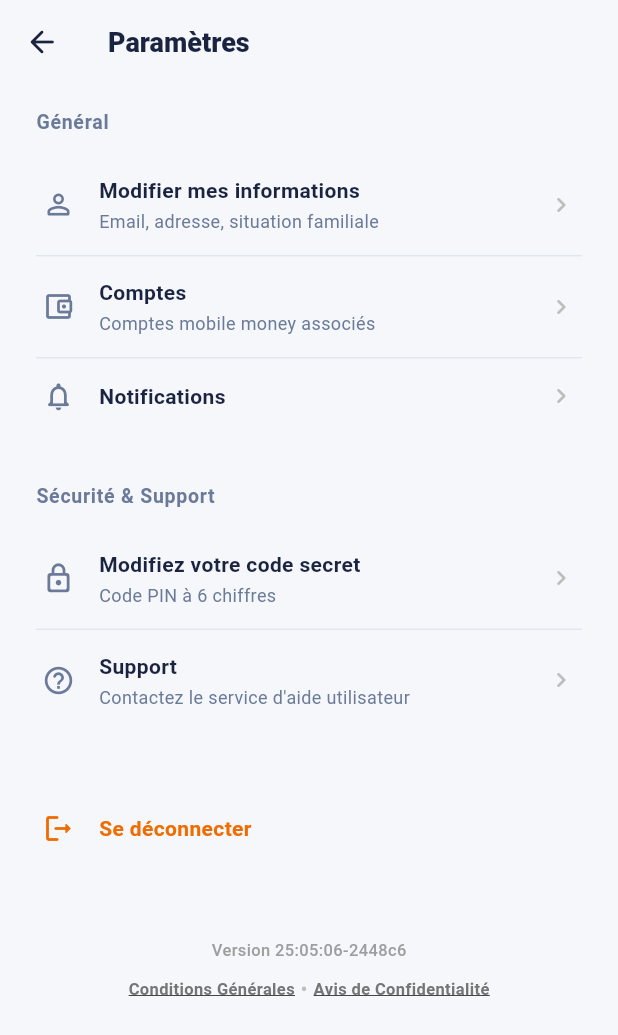
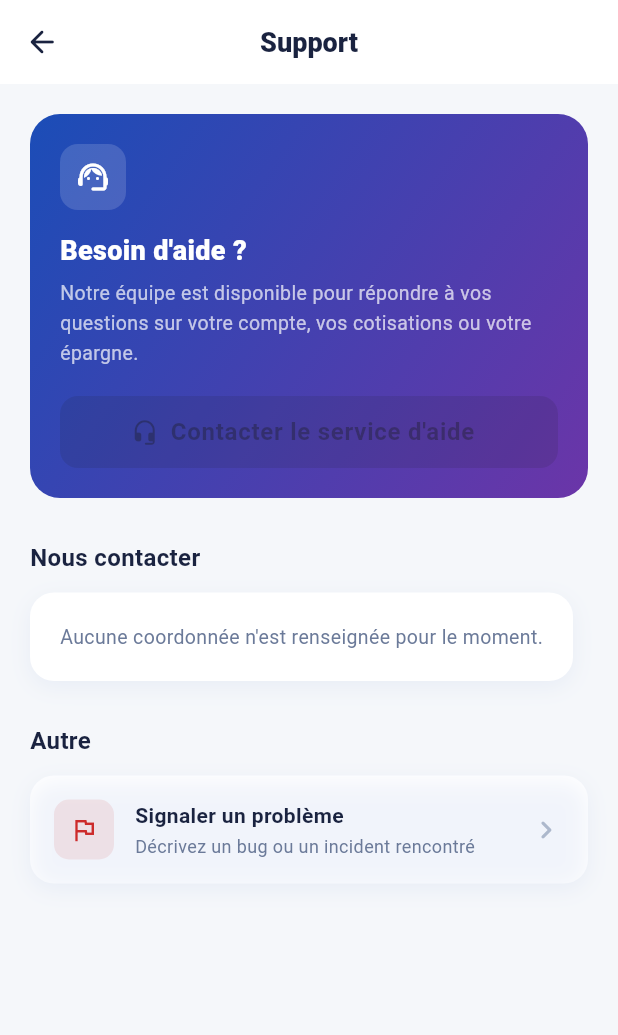
Before and after one commit to chambo14/e-beb, a Flutter app: the SettingsPage screen opened directly, after a tap on "Support", on a phone screen of 412 x 824 dp. Shown: the top 1035 px of the screen. Run offline on Flutter 3.47's test engine with Material 3 defaults, Android fonts, the phone set to English and light mode, and no system bars; our stand-ins replace dio, flutter_riverpod, flutter_secure_storage, image_picker, qr_flutter; accounts and stored records are empty; network calls fail.

Commit message:
aide et support

```diff
--- a/lib/core/config/app_config.dart
+++ b/lib/core/config/app_config.dart
@@ -7,8 +7,8 @@ class AppConfig {
 
   static const String baseUrl = String.fromEnvironment(
     'EBEB_API_BASE_URL',
-    defaultValue: 'https://ebebfinance.com/api',
-    // defaultValue: 'http://localhost:8000/api',
+    // defaultValue: 'https://ebebfinance.com/api',
+    defaultValue: 'http://localhost:8000/api',
   );
 
   /// Active les logs détaillés des requêtes HTTP.
--- a/lib/core/network/api_endpoints.dart
+++ b/lib/core/network/api_endpoints.dart
@@ -67,6 +67,9 @@ class ApiEndpoints {
   // ---------------------------------------------------------------- Pages CMS
   static String page(String type) => '/espace-utilisateur/pages/$type';
 
+  // ---------------------------------------------------------------- Support
+  static const String supportSignaler = '/espace-utilisateur/support/signaler';
+
   // ---------------------------------------------------------------- Public
   static const String infosPlateforme =
       '/administration/public/infos-plateforme';
--- /dev/null
+++ b/lib/data/repositories/support_repository_impl.dart
@@ -0,0 +1,14 @@
+import '../../domain/repositories/support_repository.dart';
+import '../datasources/support_remote_datasource.dart';
+
+class SupportRepositoryImpl implements SupportRepository {
+  final SupportRemoteDataSource _remote;
+
+  const SupportRepositoryImpl(this._remote);
+
+  @override
+  Future<String> signaler(String description) async {
+    final reponse = await _remote.signaler(description);
+    return reponse.message ?? 'Votre signalement a été transmis.';
+  }
+}
--- a/lib/domain/entities/infos_plateforme.dart
+++ b/lib/domain/entities/infos_plateforme.dart
@@ -9,12 +9,23 @@ class InfosPlateforme {
   final String? logoFaviconUrl;
   final String? iconeApplicationUrl;
 
+  /// Coordonnées de contact — affichées par l'écran « Support », modifiables
+  /// depuis le panel d'administration sans mise à jour de l'application.
+  final String? emailContact;
+  final String? telephoneContact;
+  final String? whatsapp;
+  final String? siteWeb;
+
   const InfosPlateforme({
     required this.nomPlateforme,
     this.slogan,
     this.logoPrincipalUrl,
     this.logoFaviconUrl,
     this.iconeApplicationUrl,
+    this.emailContact,
+    this.telephoneContact,
+    this.whatsapp,
+    this.siteWeb,
   });
 
   static const defaut = InfosPlateforme(
@@ -32,6 +43,10 @@ class InfosPlateforme {
       logoPrincipalUrl: Json.texte(json, ['logo_principal_url', 'logo_url']),
       logoFaviconUrl: Json.texte(json, ['logo_favicon_url']),
       iconeApplicationUrl: Json.texte(json, ['icone_application_url']),
+      emailContact: Json.texte(json, ['email_contact']),
+      telephoneContact: Json.texte(json, ['telephone_contact']),
+      whatsapp: Json.texte(json, ['whatsapp']),
+      siteWeb: Json.texte(json, ['site_web']),
     );
   }
 }
--- /dev/null
+++ b/lib/domain/repositories/support_repository.dart
@@ -0,0 +1,5 @@
+/// Contrat du support utilisateur.
+abstract class SupportRepository {
+  /// Signale un problème ; renvoie le message de confirmation du back-end.
+  Future<String> signaler(String description);
+}
--- a/lib/features/auth/screens/settings_page.dart
+++ b/lib/features/auth/screens/settings_page.dart
@@ -7,6 +7,7 @@ import '../../../presentation/providers/session_provider.dart';
 import '../../home/screens/comptes_mobile_money_screen.dart';
 import '../../home/screens/page_contenu_screen.dart';
 import '../../notifications/screens/notifications_screen.dart';
+import '../../support/screens/support_screen.dart';
 import 'profil_edit_sheet.dart';
 
 class SettingsPage extends ConsumerWidget {
@@ -128,9 +129,9 @@ class SettingsPage extends ConsumerWidget {
                 icon: Icons.help_outline_rounded,
                 title: "Support",
                 subtitle: "Contactez le service d'aide utilisateur",
-                onTap: () {
-                  // Ouverture du canal de support
-                },
+                onTap: () => Navigator.of(context).push(
+                  MaterialPageRoute(builder: (_) => const SupportScreen()),
+                ),
               ),
 
               const SizedBox(height: 40),
--- /dev/null
+++ b/lib/features/support/screens/support_screen.dart
@@ -0,0 +1,566 @@
+import 'package:flutter/material.dart';
+import 'package:flutter_riverpod/flutter_riverpod.dart';
+import 'package:url_launcher/url_launcher.dart';
+
+import '../../../core/constants/app_colors.dart';
+import '../../../core/network/api_exception.dart';
+import '../../../domain/entities/infos_plateforme.dart';
+import '../../../presentation/providers/plateforme_providers.dart';
+import '../../../presentation/providers/repository_providers.dart';
+
+/// Écran « Support » — aide, coordonnées de contact réelles (récupérées du
+/// back-end, modifiables sans mise à jour de l'app) et signalement d'un
+/// problème.
+class SupportScreen extends ConsumerWidget {
+  const SupportScreen({super.key});
+
+  @override
+  Widget build(BuildContext context, WidgetRef ref) {
+    final infosAsync = ref.watch(infosPlateformeProvider);
+
+    return Scaffold(
+      backgroundColor: AppColors.background,
+      appBar: AppBar(
+        backgroundColor: AppColors.white,
+        elevation: 0,
+        leading: IconButton(
+          icon: const Icon(Icons.arrow_back_rounded,
+              color: AppColors.textPrimary),
+          onPressed: () => Navigator.pop(context),
+        ),
+        title: const Text(
+          'Support',
+          style: TextStyle(
+            color: AppColors.textPrimary,
+            fontWeight: FontWeight.w800,
+            fontSize: 18,
+          ),
+        ),
+        centerTitle: true,
+      ),
+      body: SafeArea(
+        child: infosAsync.when(
+          loading: () => const Center(child: CircularProgressIndicator()),
+          error: (erreur, _) => _SupportBody(infos: InfosPlateforme.defaut),
+          data: (infos) => _SupportBody(infos: infos),
+        ),
+      ),
+    );
+  }
+}
+
+class _SupportBody extends StatelessWidget {
+  final InfosPlateforme infos;
+  const _SupportBody({required this.infos});
+
+  Uri? get _canalPrincipal {
+    if (infos.whatsapp != null && infos.whatsapp!.trim().isNotEmpty) {
+      return _uriWhatsapp(infos.whatsapp!);
+    }
+    if (infos.emailContact != null && infos.emailContact!.trim().isNotEmpty) {
+      return _uriEmail(infos.emailContact!);
+    }
+    if (infos.telephoneContact != null &&
+        infos.telephoneContact!.trim().isNotEmpty) {
+      return _uriTelephone(infos.telephoneContact!);
+    }
+    return null;
+  }
+
+  @override
+  Widget build(BuildContext context) {
+    return SingleChildScrollView(
+      padding: const EdgeInsets.all(20),
+      child: Column(
+        crossAxisAlignment: CrossAxisAlignment.start,
+        children: [
+          // ─── Besoin d'aide ? ───────────────────────────────────────────
+          Container(
+            width: double.infinity,
+            padding: const EdgeInsets.all(20),
+            decoration: BoxDecoration(
+              gradient: const LinearGradient(
+                colors: [AppColors.primaryBlue, AppColors.purple],
+                begin: Alignment.topLeft,
+                end: Alignment.bottomRight,
+              ),
+              borderRadius: BorderRadius.circular(20),
+            ),
+            child: Column(
+              crossAxisAlignment: CrossAxisAlignment.start,
+              children: [
+                Container(
+                  width: 44,
+                  height: 44,
+                  decoration: BoxDecoration(
+                    color: Colors.white.withValues(alpha: 0.15),
+                    borderRadius: BorderRadius.circular(12),
+                  ),
+                  child: const Icon(Icons.support_agent_rounded,
+                      color: Colors.white, size: 24),
+                ),
+                const SizedBox(height: 14),
+                const Text(
+                  'Besoin d\'aide ?',
+                  style: TextStyle(
+                    color: Colors.white,
+                    fontWeight: FontWeight.w800,
+                    fontSize: 18,
+                  ),
+                ),
+                const SizedBox(height: 6),
+                const Text(
+                  'Notre équipe est disponible pour répondre à vos '
+                  'questions sur votre compte, vos cotisations ou votre '
+                  'épargne.',
+                  style: TextStyle(
+                    color: Colors.white70,
+                    fontSize: 13,
+                    height: 1.5,
+                  ),
+                ),
+                const SizedBox(height: 18),
+                SizedBox(
+                  width: double.infinity,
+                  child: ElevatedButton.icon(
+                    onPressed: _canalPrincipal == null
+                        ? null
+                        : () => _ouvrir(context, _canalPrincipal!),
+                    icon: const Icon(Icons.headset_mic_rounded, size: 18),
+                    label: const Text('Contacter le service d\'aide'),
+                    style: ElevatedButton.styleFrom(
+                      backgroundColor: Colors.white,
+                      foregroundColor: AppColors.primaryBlue,
+                      minimumSize: const Size(double.infinity, 48),
+                      shape: RoundedRectangleBorder(
+                          borderRadius: BorderRadius.circular(12)),
+                    ),
+                  ),
+                ),
+              ],
+            ),
+          ),
+          const SizedBox(height: 28),
+
+          // ─── Nous contacter ────────────────────────────────────────────
+          const Text(
+            'Nous contacter',
+            style: TextStyle(
+              fontSize: 16,
+              fontWeight: FontWeight.w700,
+              color: AppColors.textPrimary,
+            ),
+          ),
+          const SizedBox(height: 12),
+          Container(
+            decoration: BoxDecoration(
+              color: AppColors.white,
+              borderRadius: BorderRadius.circular(16),
+              boxShadow: [
+                BoxShadow(
+                  color: AppColors.primaryBlue.withValues(alpha: 0.06),
+                  blurRadius: 12,
+                  offset: const Offset(0, 4),
+                ),
+              ],
+            ),
+            child: Column(
+              children: [
+                if (infos.emailContact != null &&
+                    infos.emailContact!.trim().isNotEmpty)
+                  _ContactRow(
+                    icon: Icons.mail_outline_rounded,
+                    couleur: AppColors.primaryBlue,
+                    label: 'Email',
+                    valeur: infos.emailContact!,
+                    onTap: () =>
+                        _ouvrir(context, _uriEmail(infos.emailContact!)),
+                  ),
+                if (infos.telephoneContact != null &&
+                    infos.telephoneContact!.trim().isNotEmpty)
+                  _ContactRow(
+                    icon: Icons.phone_outlined,
+                    couleur: AppColors.success,
+                    label: 'Téléphone',
+                    valeur: infos.telephoneContact!,
+                    onTap: () => _ouvrir(
+                        context, _uriTelephone(infos.telephoneContact!)),
+                  ),
+                if (infos.whatsapp != null && infos.whatsapp!.trim().isNotEmpty)
+                  _ContactRow(
+                    icon: Icons.chat_outlined,
+                    couleur: const Color(0xFF25D366),
+                    label: 'WhatsApp',
+                    valeur: infos.whatsapp!,
+                    onTap: () => _ouvrir(context, _uriWhatsapp(infos.whatsapp!)),
+                  ),
+                if (infos.siteWeb != null && infos.siteWeb!.trim().isNotEmpty)
+                  _ContactRow(
+                    icon: Icons.language_rounded,
+                    couleur: AppColors.purple,
+                    label: 'Site web',
+                    valeur: infos.siteWeb!,
+                    onTap: () => _ouvrir(context, _uriSiteWeb(infos.siteWeb!)),
+                    dernier: true,
+                  ),
+                if ((infos.emailContact == null ||
+                        infos.emailContact!.trim().isEmpty) &&
+                    (infos.telephoneContact == null ||
+                        infos.telephoneContact!.trim().isEmpty) &&
+                    (infos.whatsapp == null || infos.whatsapp!.trim().isEmpty) &&
+                    (infos.siteWeb == null || infos.siteWeb!.trim().isEmpty))
+                  const Padding(
+                    padding: EdgeInsets.all(20),
+                    child: Text(
+                      'Aucune coordonnée n\'est renseignée pour le moment.',
+                      style: TextStyle(
+                          color: AppColors.textSecondary, fontSize: 13),
+                    ),
+                  ),
+              ],
+            ),
+          ),
+          const SizedBox(height: 28),
+
+          // ─── Signaler un problème ──────────────────────────────────────
+          const Text(
+            'Autre',
+            style: TextStyle(
+              fontSize: 16,
+              fontWeight: FontWeight.w700,
+              color: AppColors.textPrimary,
+            ),
+          ),
+          const SizedBox(height: 12),
+          Material(
+            color: AppColors.white,
+            borderRadius: BorderRadius.circular(16),
+            child: InkWell(
+              borderRadius: BorderRadius.circular(16),
+              onTap: () => _ouvrirSignalement(context),
+              child: Container(
+                padding: const EdgeInsets.symmetric(
+                    horizontal: 16, vertical: 16),
+                decoration: BoxDecoration(
+                  borderRadius: BorderRadius.circular(16),
+                  boxShadow: [
+                    BoxShadow(
+                      color: AppColors.primaryBlue.withValues(alpha: 0.06),
+                      blurRadius: 12,
+                      offset: const Offset(0, 4),
+                    ),
+                  ],
+                ),
+                child: Row(
+                  children: [
+                    Container(
+                      width: 40,
+                      height: 40,
+                      decoration: BoxDecoration(
+                        color: AppColors.error.withValues(alpha: 0.10),
+                        borderRadius: BorderRadius.circular(10),
+                      ),
+                      child: const Icon(Icons.flag_outlined,
+                          color: AppColors.error, size: 20),
+                    ),
+                    const SizedBox(width: 14),
+                    const Expanded(
+                      child: Column(
+                        crossAxisAlignment: CrossAxisAlignment.start,
+                        children: [
+                          Text(
+                            'Signaler un problème',
+                            style: TextStyle(
+                              fontWeight: FontWeight.w700,
+                              fontSize: 14,
+                              color: AppColors.textPrimary,
+                            ),
+                          ),
+                          SizedBox(height: 2),
+                          Text(
+                            'Décrivez un bug ou un incident rencontré',
+                            style: TextStyle(
+                                color: AppColors.textSecondary, fontSize: 12),
+                          ),
+                        ],
+                      ),
+                    ),
+                    const Icon(Icons.chevron_right_rounded,
+                        color: AppColors.textHint),
+                  ],
+                ),
+              ),
+            ),
+          ),
+          const SizedBox(height: 20),
+        ],
+      ),
+    );
+  }
+
+  Future<void> _ouvrir(BuildContext context, Uri uri) async {
+    final ouvert = await launchUrl(uri, mode: LaunchMode.externalApplication);
+    if (!ouvert && context.mounted) {
+      ScaffoldMessenger.of(context).showSnackBar(
+        SnackBar(
+          content: Text('Impossible d\'ouvrir ${uri.toString()}.'),
+          backgroundColor: AppColors.error,
+          behavior: SnackBarBehavior.floating,
+          shape: RoundedRectangleBorder(borderRadius: BorderRadius.circular(10)),
+        ),
+      );
+    }
+  }
+
+  void _ouvrirSignalement(BuildContext context) {
+    showModalBottomSheet<void>(
+      context: context,
+      isScrollControlled: true,
+      shape: const RoundedRectangleBorder(
+        borderRadius: BorderRadius.vertical(top: Radius.circular(24)),
+      ),
+      builder: (_) => const _FormulaireSignalement(),
+    );
+  }
+}
+
+Uri _uriEmail(String email) => Uri(
+      scheme: 'mailto',
+      path: email.trim(),
+      queryParameters: {'subject': 'Demande d\'assistance — Ebeb Finance'},
+    );
+
+Uri _uriTelephone(String telephone) =>
+    Uri(scheme: 'tel', path: _versE164(telephone));
+
+Uri _uriWhatsapp(String numero) =>
+    Uri.parse('https://wa.me/${_versE164(numero).replaceAll('+', '')}');
+
+Uri _uriSiteWeb(String site) {
+  final valeur = site.trim();
+  final avecSchema =
+      valeur.startsWith('http://') || valeur.startsWith('https://')
+          ? valeur
+          : 'https://$valeur';
+  return Uri.parse(avecSchema);
+}
+
+/// Numéro saisi en base au format libre → E.164 pour `tel:`/`wa.me`.
+String _versE164(String saisie) {
+  var chiffres = saisie.replaceAll(RegExp(r'[^\d+]'), '');
+  if (chiffres.startsWith('+')) return chiffres;
+  if (chiffres.startsWith('00')) return '+${chiffres.substring(2)}';
+  if (chiffres.startsWith('225')) return '+$chiffres';
+  return '+225$chiffres';
+}
+
+class _ContactRow extends StatelessWidget {
+  final IconData icon;
+  final Color couleur;
+  final String label;
+  final String valeur;
+  final VoidCallback onTap;
+  final bool dernier;
+
+  const _ContactRow({
+    required this.icon,
+    required this.couleur,
+    required this.label,
+    required this.valeur,
+    required this.onTap,
+    this.dernier = false,
+  });
+
+  @override
+  Widget build(BuildContext context) {
+    return Column(
+      children: [
+        InkWell(
+          onTap: onTap,
+          borderRadius: dernier
+              ? const BorderRadius.vertical(bottom: Radius.circular(16))
+              : BorderRadius.zero,
+          child: Padding(
+            padding: const EdgeInsets.symmetric(horizontal: 16, vertical: 14),
+            child: Row(
+              children: [
+                Container(
+                  width: 38,
+                  height: 38,
+                  decoration: BoxDecoration(
+                    color: couleur.withValues(alpha: 0.10),
+                    borderRadius: BorderRadius.circular(10),
+                  ),
+                  child: Icon(icon, color: couleur, size: 18),
+                ),
+                const SizedBox(width: 12),
+                Expanded(
+                  child: Column(
+                    crossAxisAlignment: CrossAxisAlignment.start,
+                    children: [
+                      Text(
+                        label,
+                        style: const TextStyle(
+                            fontSize: 12, color: AppColors.textSecondary),
+                      ),
+                      const SizedBox(height: 2),
+                      Text(
+                        valeur,
+                        style: const TextStyle(
+                          fontSize: 14,
+                          fontWeight: FontWeight.w700,
+                          color: AppColors.textPrimary,
+                        ),
+                      ),
+                    ],
+                  ),
+                ),
+                const Icon(Icons.open_in_new_rounded,
+                    color: AppColors.textHint, size: 16),
+              ],
+            ),
+          ),
+        ),
+        if (!dernier) const Divider(height: 1, indent: 66, color: AppColors.border),
+      ],
+    );
+  }
+}
+
+// ─── Signalement d'un problème ─────────────────────────────────────────────
+
+class _FormulaireSignalement extends ConsumerStatefulWidget {
+  const _FormulaireSignalement();
+
+  @override
+  ConsumerState<_FormulaireSignalement> createState() =>
+      _FormulaireSignalementState();
+}
+
+class _FormulaireSignalementState
+    extends ConsumerState<_FormulaireSignalement> {
+  final _description = TextEditingController();
+  String? _erreur;
+  bool _enCours = false;
+
+  @override
+  void dispose() {
+    _description.dispose();
+    super.dispose();
+  }
+
+  Future<void> _envoyer() async {
+    final texte = _description.text.trim();
+    if (texte.length < 5) {
+      setState(() => _erreur = 'Décrivez votre problème (5 caractères minimum).');
+      return;
+    }
+
+    setState(() {
+      _erreur = null;
+      _enCours = true;
+    });
+
+    try {
+      final message =
+          await ref.read(supportRepositoryProvider).signaler(texte);
+      if (!mounted) return;
+      Navigator.pop(context);
+      ScaffoldMessenger.of(context).showSnackBar(
+        SnackBar(
+          content: Text(message),
+          backgroundColor: AppColors.success,
+          behavior: SnackBarBehavior.floating,
+          shape: RoundedRectangleBorder(borderRadius: BorderRadius.circular(10)),
+        ),
+      );
+    } on ApiException catch (e) {
+      if (!mounted) return;
+      setState(() {
+        _erreur = e.message;
+        _enCours = false;
+      });
+    }
+  }
+
+  @override
+  Widget build(BuildContext context) {
+    return Padding(
+      padding: EdgeInsets.only(
+        left: 24,
+        right: 24,
+        top: 24,
+        bottom: MediaQuery.of(context).viewInsets.bottom + 24,
+      ),
+      child: Column(
+        mainAxisSize: MainAxisSize.min,
+        crossAxisAlignment: CrossAxisAlignment.start,
+        children: [
+          Center(
+            child: Container(
+              width: 40,
+              height: 4,
+              decoration: BoxDecoration(
+                color: AppColors.border,
+                borderRadius: BorderRadius.circular(2),
+              ),
+            ),
+          ),
+          const SizedBox(height: 20),
+          const Text(
+            'Signaler un problème',
+            style: TextStyle(
+                fontWeight: FontWeight.w800,
+                fontSize: 18,
+                color: AppColors.textPrimary),
+          ),
+          const SizedBox(height: 6),
+          const Text(
+            'Décrivez ce qui ne fonctionne pas comme attendu — notre équipe '
+            'sera notifiée et reviendra vers vous.',
+            style: TextStyle(
+                color: AppColors.textSecondary, fontSize: 12.5, height: 1.5),
+          ),
+          const SizedBox(height: 18),
+          TextField(
+            controller: _description,
+            maxLines: 5,
+            maxLength: 2000,
+            onChanged: (_) {
+              if (_erreur != null) setState(() => _erreur = null);
+            },
+            decoration: const InputDecoration(
+              hintText: 'Ex : L\'application se ferme quand j\'essaie '
+                  'd\'ajouter une cotisation.',
+              alignLabelWithHint: true,
+            ),
+          ),
+          if (_erreur != null) ...[
+            const SizedBox(height: 4),
+            Text(
+              _erreur!,
+              style: const TextStyle(
+                  color: AppColors.error,
+                  fontSize: 13,
+                  fontWeight: FontWeight.w500),
+            ),
+          ],
+          const SizedBox(height: 12),
+          ElevatedButton(
+            onPressed: _enCours ? null : _envoyer,
+            style: ElevatedButton.styleFrom(
+                minimumSize: const Size(double.infinity, 50)),
+            child: _enCours
+                ? const SizedBox(
+                    width: 22,
+                    height: 22,
+                    child: CircularProgressIndicator(
+                        color: Colors.white, strokeWidth: 2.5),
+                  )
+                : const Text('Envoyer le signalement'),
+          ),
+        ],
+      ),
+    );
+  }
+}
--- a/pubspec.yaml
+++ b/pubspec.yaml
@@ -43,6 +43,7 @@ dependencies:
   flutter_localizations:
     sdk: flutter
   http_parser: ^4.1.2
+  url_launcher: ^6.3.2
 
 dev_dependencies:
   flutter_test:
```
Also changed, not shown: lib/data/datasources/support_remote_datasource.dart (added, +15 -0 lines), lib/features/notifications/screens/notifications_screen.dart (+41 -19 lines), lib/presentation/providers/repository_providers.dart (+9 -0 lines), pubspec.lock, 5 other files.
